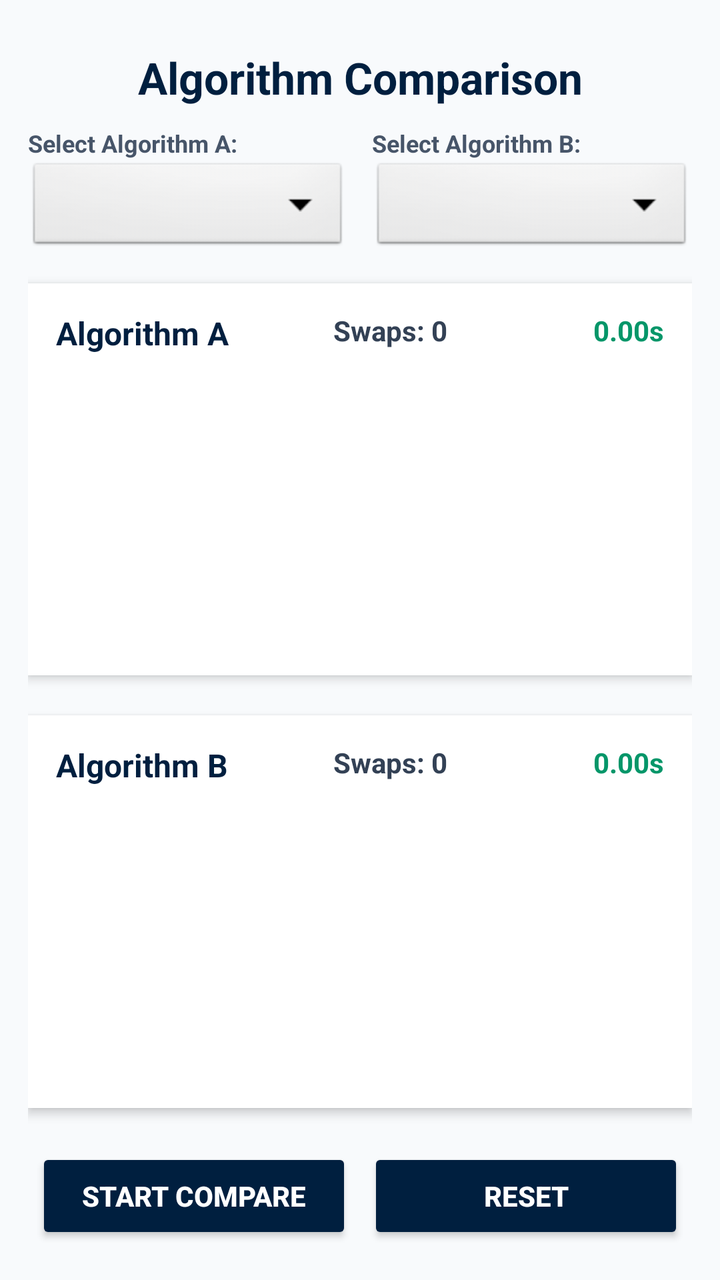
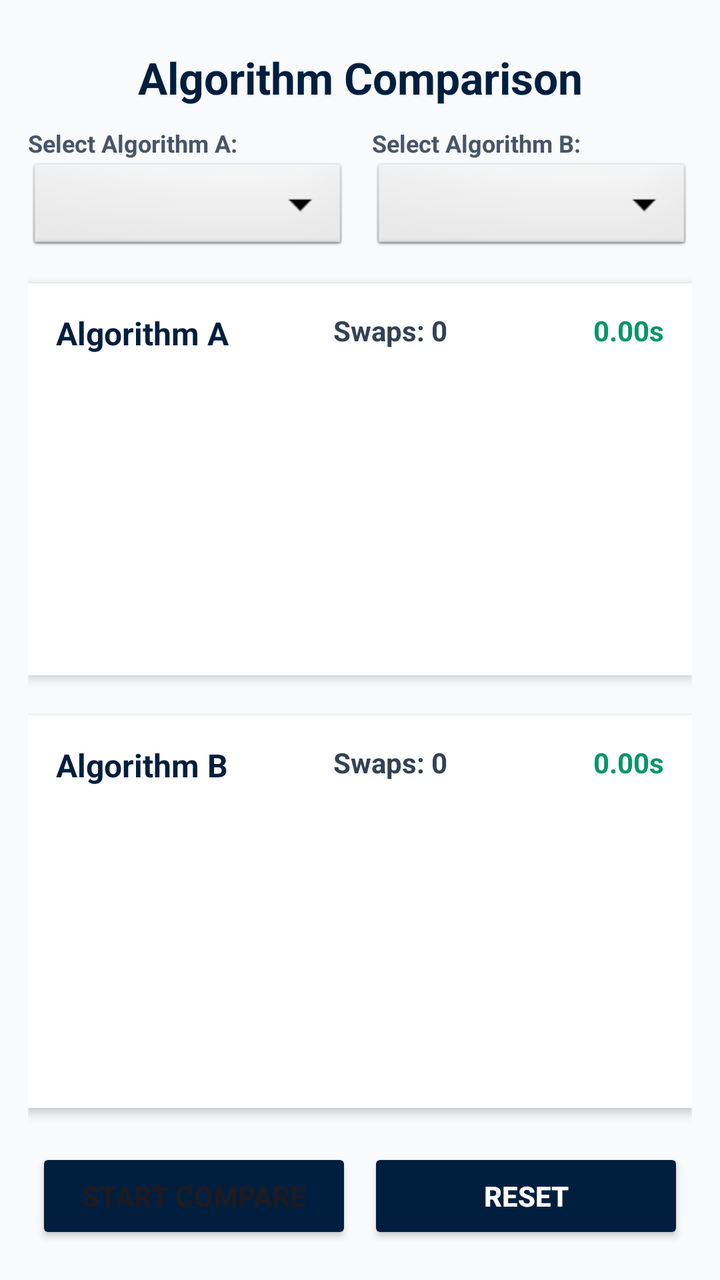

Two renders of the same Android screen: before a commit and after it. Below are the layout's source before the change and the commit's diff.
<!-- AndroidManifest.xml: application theme Theme.MeerabApp -->
<!-- res/layout/activity_comparison_screen.xml -->
<?xml version="1.0" encoding="utf-8"?>
<LinearLayout xmlns:android="http://schemas.android.com/apk/res/android"
    xmlns:tools="http://schemas.android.com/tools"
    android:layout_width="match_parent"
    android:layout_height="match_parent"
    android:orientation="vertical"
    android:background="#F8FAFC"
    android:padding="14dp"
    android:baselineAligned="false"
    tools:context=".ComparisonScreen">

    <TextView
        android:layout_width="match_parent"
        android:layout_height="wrap_content"
        android:text="Algorithm Comparison"
        android:textSize="22sp"
        android:textStyle="bold"
        android:textColor="#001F3F"
        android:gravity="center"
        android:layout_marginVertical="10dp"
        tools:ignore="HardcodedText" />

    <LinearLayout
        android:layout_width="match_parent"
        android:layout_height="wrap_content"
        android:orientation="horizontal"
        android:weightSum="2"
        android:layout_marginBottom="14dp"
        android:baselineAligned="false">

        <LinearLayout
            android:layout_width="0dp"
            android:layout_height="wrap_content"
            android:layout_weight="1"
            android:orientation="vertical"
            android:layout_marginEnd="6dp">
            <TextView
                android:layout_width="wrap_content"
                android:layout_height="wrap_content"
                android:text="Select Algorithm A:"
                android:textSize="12sp"
                android:textStyle="bold"
                android:textColor="#475569"
                tools:ignore="HardcodedText" />
            <Spinner
                android:id="@+id/spinnerAlgoA"
                android:layout_width="match_parent"
                android:layout_height="48dp"
                android:background="@android:drawable/btn_dropdown"
                android:contentDescription="Algorithm A" />
        </LinearLayout>

        <LinearLayout
            android:layout_width="0dp"
            android:layout_height="wrap_content"
            android:layout_weight="1"
            android:orientation="vertical"
            android:layout_marginStart="6dp">
            <TextView
                android:layout_width="wrap_content"
                android:layout_height="wrap_content"
                android:text="Select Algorithm B:"
                android:textSize="12sp"
                android:textStyle="bold"
                android:textColor="#475569"
                tools:ignore="HardcodedText" />
            <Spinner
                android:id="@+id/spinnerAlgoB"
                android:layout_width="match_parent"
                android:layout_height="48dp"
                android:background="@android:drawable/btn_dropdown"
                android:contentDescription="Algorithm B" />
        </LinearLayout>
    </LinearLayout>

    <LinearLayout
        android:layout_width="match_parent"
        android:layout_height="0dp"
        android:layout_weight="1"
        android:orientation="vertical"
        android:background="@android:color/white"
        android:elevation="3dp"
        android:padding="14dp"
        android:layout_marginBottom="10dp"
        android:baselineAligned="false">

        <LinearLayout
            android:layout_width="match_parent"
            android:layout_height="wrap_content"
            android:orientation="horizontal"
            android:weightSum="3"
            android:layout_marginBottom="8dp"
            android:baselineAligned="false">
            <TextView
                android:id="@+id/lblAlgoA"
                android:layout_width="0dp"
                android:layout_height="wrap_content"
                android:layout_weight="1.2"
                android:text="Algorithm A"
                android:textStyle="bold"
                android:textColor="#001F3F"
                android:textSize="16sp"
                tools:ignore="HardcodedText" />
            <TextView
                android:id="@+id/txtSwapsA"
                android:layout_width="0dp"
                android:layout_height="wrap_content"
                android:layout_weight="0.9"
                android:text="Swaps: 0"
                android:gravity="center"
                android:textColor="#334155"
                android:textStyle="bold"
                tools:ignore="HardcodedText" />
            <TextView
                android:id="@+id/txtTimerA"
                android:layout_width="0dp"
                android:layout_height="wrap_content"
                android:layout_weight="0.9"
                android:text="0.00s"
                android:gravity="end"
                android:textColor="#059669"
                android:textStyle="bold"
                tools:ignore="HardcodedText" />
        </LinearLayout>

        <HorizontalScrollView
            android:layout_width="match_parent"
            android:layout_height="match_parent"
            android:scrollbars="none"
            android:contentDescription="Algorithm A Bars Container">
            <LinearLayout
                android:id="@+id/containerBarsA"
                android:layout_width="wrap_content"
                android:layout_height="wrap_content"
                android:layout_gravity="center_vertical"
                android:orientation="horizontal"/>
        </HorizontalScrollView>
    </LinearLayout>

    <LinearLayout
        android:layout_width="match_parent"
        android:layout_height="0dp"
        android:layout_weight="1"
        android:orientation="vertical"
        android:background="@android:color/white"
        android:elevation="3dp"
        android:padding="14dp"
        android:layout_marginTop="10dp"
        android:layout_marginBottom="16dp"
        android:baselineAligned="false">

        <LinearLayout
            android:layout_width="match_parent"
            android:layout_height="wrap_content"
            android:orientation="horizontal"
            android:weightSum="3"
            android:layout_marginBottom="8dp"
            android:baselineAligned="false">
            <TextView
                android:id="@+id/lblAlgoB"
                android:layout_width="0dp"
                android:layout_height="wrap_content"
                android:layout_weight="1.2"
                android:text="Algorithm B"
                android:textStyle="bold"
                android:textColor="#001F3F"
                android:textSize="16sp"
                tools:ignore="HardcodedText" />
            <TextView
                android:id="@+id/txtSwapsB"
                android:layout_width="0dp"
                android:layout_height="wrap_content"
                android:layout_weight="0.9"
                android:text="Swaps: 0"
                android:gravity="center"
                android:textColor="#334155"
                android:textStyle="bold"
                tools:ignore="HardcodedText" />
            <TextView
                android:id="@+id/txtTimerB"
                android:layout_width="0dp"
                android:layout_height="wrap_content"
                android:layout_weight="0.9"
                android:text="0.00s"
                android:gravity="end"
                android:textColor="#059669"
                android:textStyle="bold"
                tools:ignore="HardcodedText" />
        </LinearLayout>

        <HorizontalScrollView
            android:layout_width="match_parent"
            android:layout_height="match_parent"
            android:scrollbars="none"
            android:contentDescription="Algorithm B Bars Container">
            <LinearLayout
                android:id="@+id/containerBarsB"
                android:layout_width="wrap_content"
                android:layout_height="wrap_content"
                android:layout_gravity="center_vertical"
                android:orientation="horizontal"/>
        </HorizontalScrollView>
    </LinearLayout>

    <LinearLayout
        android:layout_width="match_parent"
        android:layout_height="wrap_content"
        android:orientation="horizontal"
        android:weightSum="2"
        android:baselineAligned="false">
        <Button
            android:id="@+id/btnStartCompare"
            android:layout_width="0dp"
            android:layout_height="wrap_content"
            android:layout_weight="1"
            android:text="Start Compare"
            android:layout_margin="4dp"
            android:padding="12dp"
            android:textStyle="bold"
            android:backgroundTint="#001F3F"
            android:textColor="#FFFFFF"
            tools:ignore="HardcodedText" />
        <Button
            android:id="@+id/btnResetCompare"
            android:layout_width="0dp"
            android:layout_height="wrap_content"
            android:layout_weight="1"
            android:text="Reset"
            android:layout_margin="4dp"
            android:padding="12dp"
            android:textStyle="bold"
            android:textColor="#FFFFFF"
            android:backgroundTint="#001F3F"
            tools:ignore="HardcodedText" />
    </LinearLayout>

</LinearLayout>
<!-- resources referenced by this layout -->
<resources>
  <style name="Theme.MeerabApp" parent="Theme.Material3.DayNight.NoActionBar">
          <item name="colorPrimary">#001F3F</item>
          <item name="android:statusBarColor">#001F3F</item>
      </style>
</resources>

<!-- the commit's change to res/layout/activity_comparison_screen.xml (unified diff, before → after) -->
@@ -47,7 +47,7 @@
                 android:layout_width="match_parent"
                 android:layout_height="48dp"
                 android:background="@android:drawable/btn_dropdown"
-                android:contentDescription="Algorithm A" />
+                android:contentDescription="Select First Algorithm" />
         </LinearLayout>
 
         <LinearLayout
@@ -69,7 +69,7 @@
                 android:layout_width="match_parent"
                 android:layout_height="48dp"
                 android:background="@android:drawable/btn_dropdown"
-                android:contentDescription="Algorithm B" />
+                android:contentDescription="Select Second Algorithm" />
         </LinearLayout>
     </LinearLayout>
 
@@ -218,7 +218,6 @@
             android:padding="12dp"
             android:textStyle="bold"
             android:backgroundTint="#001F3F"
-            android:textColor="#FFFFFF"
             tools:ignore="HardcodedText" />
         <Button
             android:id="@+id/btnResetCompare"
